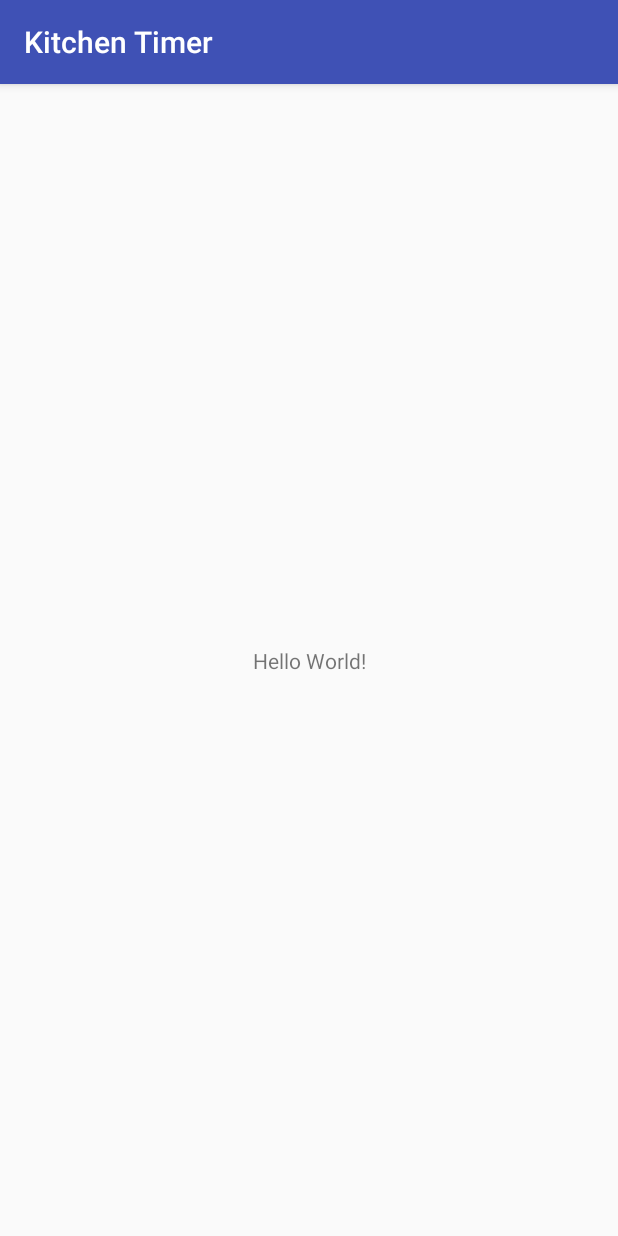
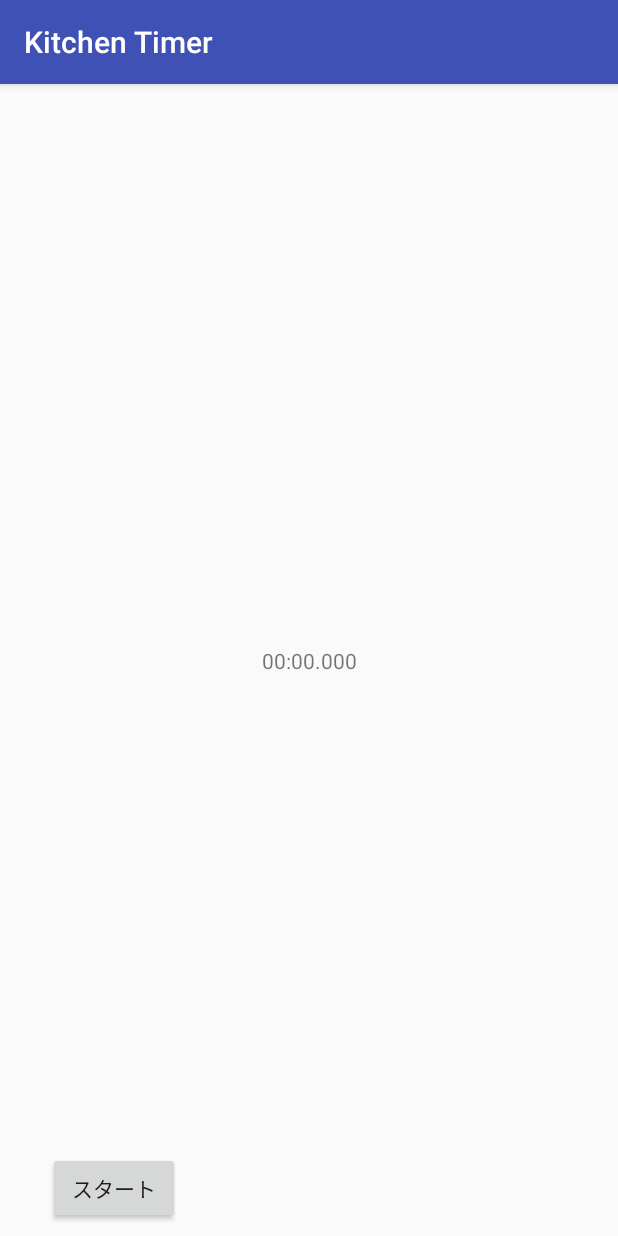
Before and after one commit to t-mochizuki/android-kitchen-timer, an Android app: the screen it shows after launch (MainActivity), on a phone screen of 412 x 824 dp. Run offline under Robolectric (Android 15) with nearby library versions, the phone set to English and light mode, and no system bars.

Commit message:
時間を表示できるように修正

```diff
--- a/app/src/main/java/com/example/kitchentimer/MainActivity.java
+++ b/app/src/main/java/com/example/kitchentimer/MainActivity.java
@@ -2,12 +2,29 @@ package com.example.kitchentimer;
 
 import android.support.v7.app.AppCompatActivity;
 import android.os.Bundle;
+import android.view.View;
+import android.widget.TextView;
+
+import java.text.SimpleDateFormat;
+import java.util.Locale;
 
 public class MainActivity extends AppCompatActivity {
+
+    private TextView timerView;
+
+    private SimpleDateFormat dataFormat =
+            new SimpleDateFormat("mm:ss.SSS", Locale.US);
 
     @Override
     protected void onCreate(Bundle savedInstanceState) {
         super.onCreate(savedInstanceState);
         setContentView(R.layout.activity_main);
+
+        timerView = (TextView)findViewById(R.id.timerView);
+        timerView.setText(dataFormat.format(0));
+    }
+
+    public void onStart(View view) {
+        timerView.setText("スタート");
     }
 }
--- a/app/src/main/res/layout/activity_main.xml
+++ b/app/src/main/res/layout/activity_main.xml
@@ -8,12 +8,24 @@
     tools:context="com.example.kitchentimer.MainActivity">
 
     <TextView
+        android:id="@+id/timerView"
         android:layout_width="wrap_content"
         android:layout_height="wrap_content"
-        android:text="Hello World!"
+        android:text="@string/timerView"
         app:layout_constraintBottom_toBottomOf="parent"
         app:layout_constraintLeft_toLeftOf="parent"
         app:layout_constraintRight_toRightOf="parent"
         app:layout_constraintTop_toTopOf="parent" />
 
+    <Button
+        android:id="@+id/startButton"
+        android:layout_width="wrap_content"
+        android:layout_height="wrap_content"
+        android:layout_marginBottom="8dp"
+        android:layout_marginStart="32dp"
+        android:onClick="onStart"
+        android:text="@string/startButton"
+        app:layout_constraintBottom_toBottomOf="parent"
+        app:layout_constraintStart_toStartOf="parent" />
+
 </android.support.constraint.ConstraintLayout>
--- a/app/src/main/res/values/strings.xml
+++ b/app/src/main/res/values/strings.xml
@@ -1,3 +1,5 @@
 <resources>
     <string name="app_name">Kitchen Timer</string>
+    <string name="timerView">タイマー</string>
+    <string name="startButton">スタート</string>
 </resources>
```
